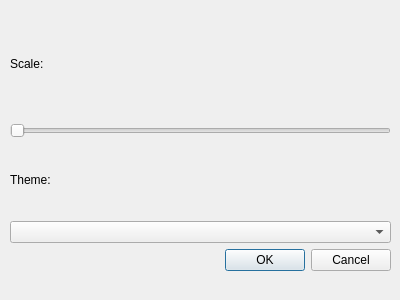
Advik-B/Music-Man, file src/assets/settings.appearance.ui: the form before one commit.
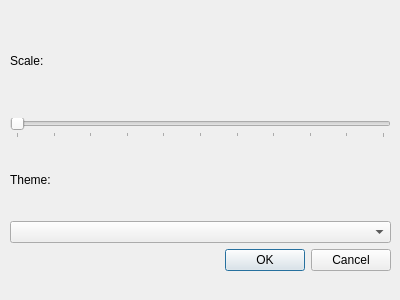
The form after the commit.

What changed in the file:
```diff
--- a/src/assets/settings.appearance.ui
+++ b/src/assets/settings.appearance.ui
@@ -34,9 +34,18 @@
       </item>
       <item>
        <widget class="QSlider" name="scaleSlider">
+        <property name="maximum">
+         <number>10</number>
+        </property>
         <property name="orientation">
          <enum>Qt::Horizontal</enum>
         </property>
+        <property name="invertedControls">
+         <bool>false</bool>
+        </property>
+        <property name="tickPosition">
+         <enum>QSlider::TicksBelow</enum>
+        </property>
        </widget>
       </item>
      </layout>
```
